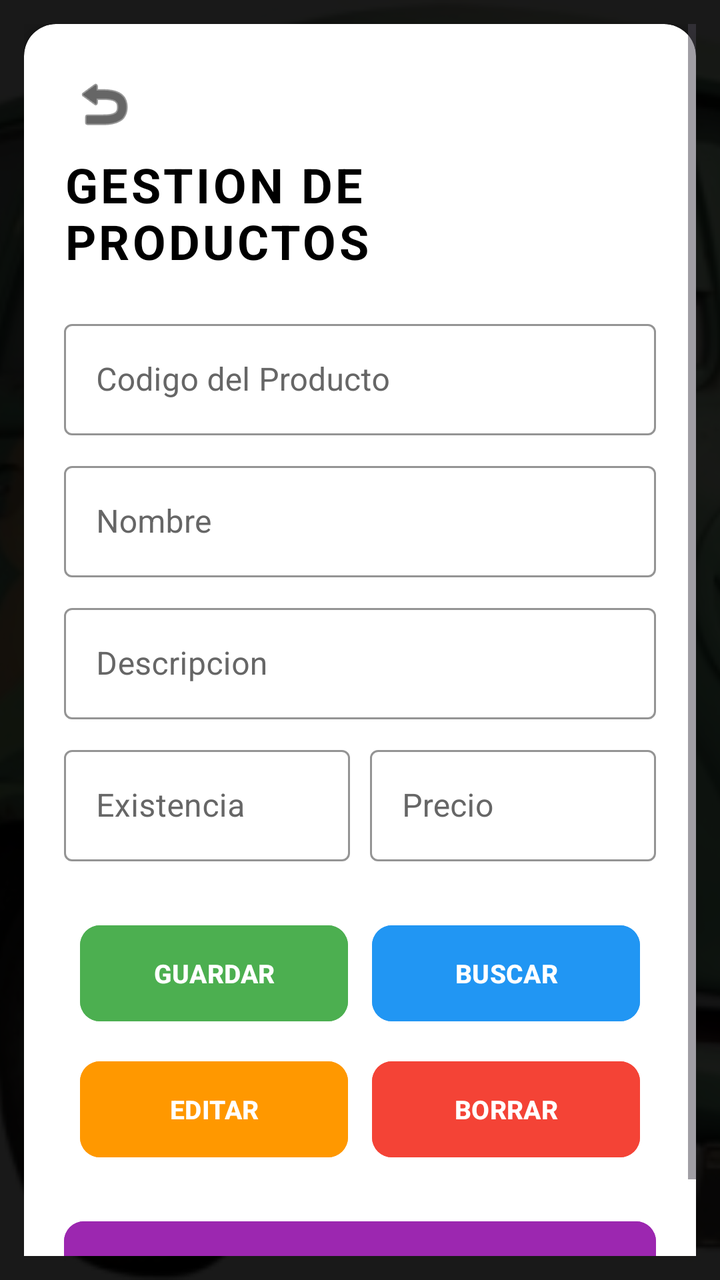
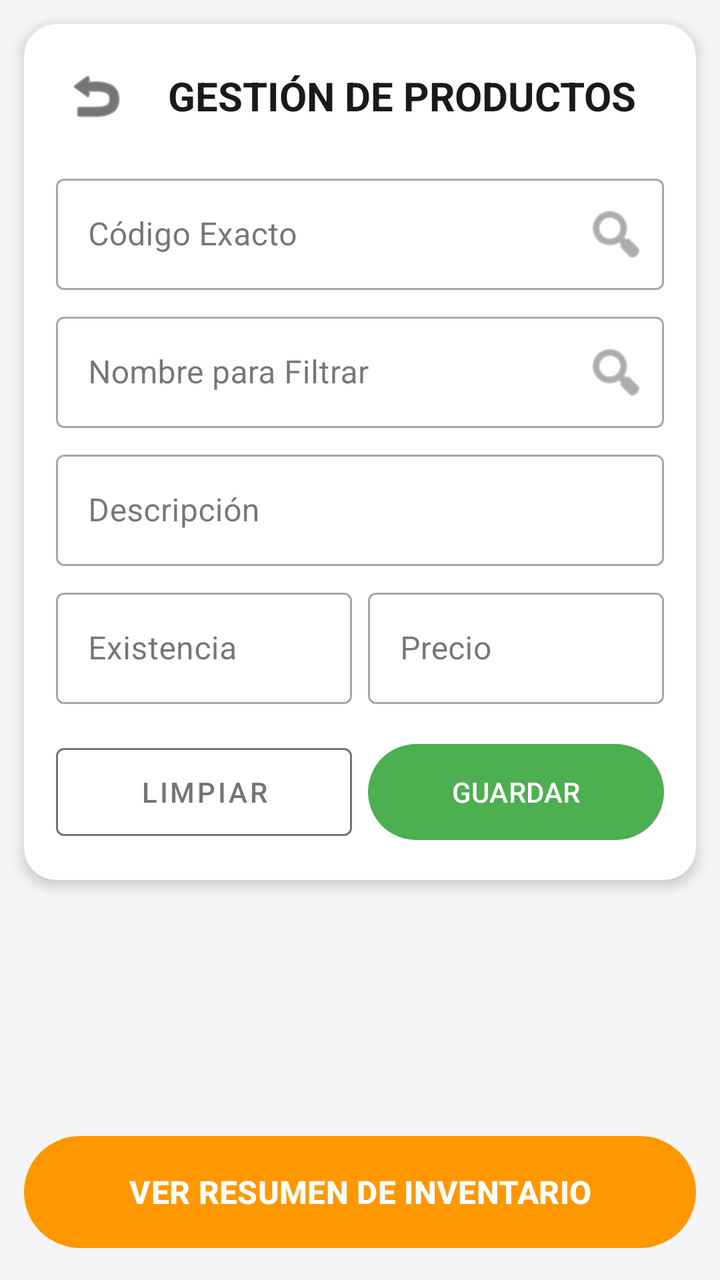

Two renders of the same Android screen: before a commit and after it. Below are the layout's source before the change and the commit's diff.
<!-- AndroidManifest.xml: application theme Theme.VENTA_DE_DROGAS_RICAS -->
<!-- res/layout/activity_producto.xml -->
<?xml version="1.0" encoding="utf-8"?>
<androidx.constraintlayout.widget.ConstraintLayout xmlns:android="http://schemas.android.com/apk/res/android"
    xmlns:app="http://schemas.android.com/apk/res-auto"
    android:layout_width="match_parent"
    android:layout_height="match_parent">

    <ImageView
        android:layout_width="match_parent"
        android:layout_height="match_parent"
        android:contentDescription="@null"
        android:scaleType="centerCrop"
        android:src="@drawable/pantalla_de_carga" />

    <View
        android:id="@+id/overlayView"
        android:layout_width="match_parent"
        android:layout_height="match_parent"
        android:background="#E6000000" />

    <ScrollView
        android:layout_width="match_parent"
        android:layout_height="match_parent"
        android:padding="12dp">

        <androidx.cardview.widget.CardView
            android:id="@+id/mainCard"
            android:layout_width="match_parent"
            android:layout_height="wrap_content"
            app:cardBackgroundColor="#FFFFFF"
            app:cardCornerRadius="16dp"
            app:cardElevation="10dp">

            <LinearLayout
                android:layout_width="match_parent"
                android:layout_height="wrap_content"
                android:orientation="vertical"
                android:padding="20dp">

            <ImageButton
                android:id="@+id/btnVolverProd"
                android:layout_width="40dp"
                android:layout_height="40dp"
                android:background="?attr/selectableItemBackgroundBorderless"
                android:contentDescription="Volver"
                android:src="@android:drawable/ic_menu_revert"
                app:tint="@android:color/black" />

            <TextView
                android:id="@+id/tvTituloProd"
                android:layout_width="wrap_content"
                android:layout_height="wrap_content"
                android:layout_gravity="center"
                android:layout_marginTop="4dp"
                android:layout_marginBottom="20dp"
                android:letterSpacing="0.06"
                android:text="GESTION DE PRODUCTOS"
                android:textColor="@android:color/black"
                android:textSize="24sp"
                android:textStyle="bold" />

            <com.google.android.material.textfield.TextInputLayout
                android:id="@+id/tilCodigoP"
                style="@style/Widget.MaterialComponents.TextInputLayout.OutlinedBox"
                android:layout_width="match_parent"
                android:layout_height="wrap_content"
                android:textColorHint="#666666"
                app:boxStrokeColor="#2196F3"
                app:hintTextColor="#666666">

                <EditText
                    android:id="@+id/etCodigo"
                    android:layout_width="match_parent"
                    android:layout_height="wrap_content"
                    android:hint="Codigo del Producto"
                    android:inputType="number"
                    android:textColor="@android:color/black" />
            </com.google.android.material.textfield.TextInputLayout>

            <com.google.android.material.textfield.TextInputLayout
                android:id="@+id/tilNombreP"
                style="@style/Widget.MaterialComponents.TextInputLayout.OutlinedBox"
                android:layout_width="match_parent"
                android:layout_height="wrap_content"
                android:layout_marginTop="10dp"
                android:textColorHint="#666666"
                app:boxStrokeColor="#2196F3"
                app:hintTextColor="#666666">

                <EditText
                    android:id="@+id/etNombre"
                    android:layout_width="match_parent"
                    android:layout_height="wrap_content"
                    android:hint="Nombre"
                    android:textColor="@android:color/black" />
            </com.google.android.material.textfield.TextInputLayout>

            <com.google.android.material.textfield.TextInputLayout
                android:id="@+id/tilDescP"
                style="@style/Widget.MaterialComponents.TextInputLayout.OutlinedBox"
                android:layout_width="match_parent"
                android:layout_height="wrap_content"
                android:layout_marginTop="10dp"
                android:textColorHint="#666666"
                app:boxStrokeColor="#2196F3"
                app:hintTextColor="#666666">

                <EditText
                    android:id="@+id/etDescripcion"
                    android:layout_width="match_parent"
                    android:layout_height="wrap_content"
                    android:hint="Descripcion"
                    android:textColor="@android:color/black" />
            </com.google.android.material.textfield.TextInputLayout>

            <LinearLayout
                android:layout_width="match_parent"
                android:layout_height="wrap_content"
                android:layout_marginTop="10dp"
                android:orientation="horizontal">

                <com.google.android.material.textfield.TextInputLayout
                    android:id="@+id/tilExP"
                    style="@style/Widget.MaterialComponents.TextInputLayout.OutlinedBox"
                    android:layout_width="0dp"
                    android:layout_height="wrap_content"
                    android:layout_marginEnd="5dp"
                    android:layout_weight="1"
                    android:textColorHint="#666666"
                    app:boxStrokeColor="#2196F3"
                    app:hintTextColor="#666666">

                    <EditText
                        android:id="@+id/etExistencia"
                        android:layout_width="match_parent"
                        android:layout_height="wrap_content"
                        android:hint="Existencia"
                        android:inputType="numberDecimal"
                        android:textColor="@android:color/black" />
                </com.google.android.material.textfield.TextInputLayout>

                <com.google.android.material.textfield.TextInputLayout
                    android:id="@+id/tilPreP"
                    style="@style/Widget.MaterialComponents.TextInputLayout.OutlinedBox"
                    android:layout_width="0dp"
                    android:layout_height="wrap_content"
                    android:layout_marginStart="5dp"
                    android:layout_weight="1"
                    android:textColorHint="#666666"
                    app:boxStrokeColor="#2196F3"
                    app:hintTextColor="#666666">

                    <EditText
                        android:id="@+id/etPrecio"
                        android:layout_width="match_parent"
                        android:layout_height="wrap_content"
                        android:hint="Precio"
                        android:inputType="numberDecimal"
                        android:textColor="@android:color/black" />
                </com.google.android.material.textfield.TextInputLayout>
            </LinearLayout>

            <GridLayout
                android:layout_width="match_parent"
                android:layout_height="wrap_content"
                android:layout_marginTop="20dp"
                android:columnCount="2"
                android:padding="2dp">

                <Button
                    android:id="@+id/btnGuardar"
                    android:layout_width="0dp"
                    android:layout_height="56dp"
                    android:layout_columnWeight="1"
                    android:layout_margin="6dp"
                    android:backgroundTint="#4CAF50"
                    android:text="GUARDAR"
                    android:textColor="@android:color/white"
                    android:textSize="13sp"
                    android:textStyle="bold"
                    app:cornerRadius="10dp" />

                <Button
                    android:id="@+id/btnConsultar"
                    android:layout_width="0dp"
                    android:layout_height="56dp"
                    android:layout_columnWeight="1"
                    android:layout_margin="6dp"
                    android:backgroundTint="#2196F3"
                    android:text="BUSCAR"
                    android:textColor="@android:color/white"
                    android:textSize="13sp"
                    android:textStyle="bold"
                    app:cornerRadius="10dp" />

                <Button
                    android:id="@+id/btnModificar"
                    android:layout_width="0dp"
                    android:layout_height="56dp"
                    android:layout_columnWeight="1"
                    android:layout_margin="6dp"
                    android:backgroundTint="#FF9800"
                    android:text="EDITAR"
                    android:textColor="@android:color/white"
                    android:textSize="13sp"
                    android:textStyle="bold"
                    app:cornerRadius="10dp" />

                <Button
                    android:id="@+id/btnEliminar"
                    android:layout_width="0dp"
                    android:layout_height="56dp"
                    android:layout_columnWeight="1"
                    android:layout_margin="6dp"
                    android:backgroundTint="#F44336"
                    android:text="BORRAR"
                    android:textColor="@android:color/white"
                    android:textSize="13sp"
                    android:textStyle="bold"
                    app:cornerRadius="10dp" />
            </GridLayout>

            <Button
                android:id="@+id/btnIrInventario"
                android:layout_width="match_parent"
                android:layout_height="56dp"
                android:layout_marginTop="16dp"
                android:backgroundTint="#9C27B0"
                android:text="VER INVENTARIO / VENTA"
                android:textColor="@android:color/white"
                android:textSize="14sp"
                android:textStyle="bold"
                app:cornerRadius="10dp" />

        </LinearLayout>
        </androidx.cardview.widget.CardView>
    </ScrollView>
</androidx.constraintlayout.widget.ConstraintLayout>
<!-- resources referenced by this layout -->
<resources>
  <!-- drawable pantalla_de_carga: jpg bitmap (drawable, 59641 bytes) -->
  <style name="Theme.VENTA_DE_DROGAS_RICAS" parent="Base.Theme.VENTA_DE_DROGAS_RICAS" />
  <style name="Base.Theme.VENTA_DE_DROGAS_RICAS" parent="Theme.Material3.DayNight.NoActionBar">
          
          
      </style>
</resources>

<!-- the commit's change to res/layout/activity_producto.xml (unified diff, before → after) -->
@@ -2,78 +2,62 @@
 <androidx.constraintlayout.widget.ConstraintLayout xmlns:android="http://schemas.android.com/apk/res/android"
     xmlns:app="http://schemas.android.com/apk/res-auto"
     android:layout_width="match_parent"
-    android:layout_height="match_parent">
+    android:layout_height="match_parent"
+    android:background="?android:attr/colorBackground">
 
-    <ImageView
+    <androidx.cardview.widget.CardView
+        android:id="@+id/mainCard"
         android:layout_width="match_parent"
-        android:layout_height="match_parent"
-        android:contentDescription="@null"
-        android:scaleType="centerCrop"
-        android:src="@drawable/pantalla_de_carga" />
+        android:layout_height="wrap_content"
+        android:layout_margin="12dp"
+        app:cardBackgroundColor="?attr/colorSurface"
+        app:cardCornerRadius="16dp"
+        app:cardElevation="4dp"
+        app:layout_constraintTop_toTopOf="parent">
 
-    <View
-        android:id="@+id/overlayView"
-        android:layout_width="match_parent"
-        android:layout_height="match_parent"
-        android:background="#E6000000" />
-
-    <ScrollView
-        android:layout_width="match_parent"
-        android:layout_height="match_parent"
-        android:padding="12dp">
-
-        <androidx.cardview.widget.CardView
-            android:id="@+id/mainCard"
+        <LinearLayout
             android:layout_width="match_parent"
             android:layout_height="wrap_content"
-            app:cardBackgroundColor="#FFFFFF"
-            app:cardCornerRadius="16dp"
-            app:cardElevation="10dp">
+            android:orientation="vertical"
+            android:padding="16dp">
 
             <LinearLayout
                 android:layout_width="match_parent"
                 android:layout_height="wrap_content"
-                android:orientation="vertical"
-                android:padding="20dp">
-
-            <ImageButton
-                android:id="@+id/btnVolverProd"
-                android:layout_width="40dp"
-                android:layout_height="40dp"
-                android:background="?attr/selectableItemBackgroundBorderless"
-                android:contentDescription="Volver"
-                android:src="@android:drawable/ic_menu_revert"
-                app:tint="@android:color/black" />
-
-            <TextView
-                android:id="@+id/tvTituloProd"
-                android:layout_width="wrap_content"
-                android:layout_height="wrap_content"
-                android:layout_gravity="center"
-                android:layout_marginTop="4dp"
-                android:layout_marginBottom="20dp"
-                android:letterSpacing="0.06"
-                android:text="GESTION DE PRODUCTOS"
-                android:textColor="@android:color/black"
-                android:textSize="24sp"
-                android:textStyle="bold" />
+                android:orientation="horizontal"
+                android:gravity="center_vertical">
+                <ImageButton
+                    android:id="@+id/btnVolverProd"
+                    android:layout_width="40dp"
+                    android:layout_height="40dp"
+                    android:background="?attr/selectableItemBackgroundBorderless"
+                    android:src="@android:drawable/ic_menu_revert"
+                    app:tint="?attr/colorOnSurface" />
+                <TextView
+                    android:id="@+id/tvTituloProd"
+                    android:layout_width="wrap_content"
+                    android:layout_height="wrap_content"
+                    android:layout_marginStart="16dp"
+                    android:text="GESTIÓN DE PRODUCTOS"
+                    android:textColor="?attr/colorOnSurface"
+                    android:textSize="20sp"
+                    android:textStyle="bold" />
+            </LinearLayout>
 
             <com.google.android.material.textfield.TextInputLayout
                 android:id="@+id/tilCodigoP"
                 style="@style/Widget.MaterialComponents.TextInputLayout.OutlinedBox"
                 android:layout_width="match_parent"
                 android:layout_height="wrap_content"
-                android:textColorHint="#666666"
-                app:boxStrokeColor="#2196F3"
-                app:hintTextColor="#666666">
-
+                android:layout_marginTop="16dp"
+                app:endIconMode="custom"
+                app:endIconDrawable="@android:drawable/ic_menu_search">
                 <EditText
                     android:id="@+id/etCodigo"
                     android:layout_width="match_parent"
                     android:layout_height="wrap_content"
-                    android:hint="Codigo del Producto"
-                    android:inputType="number"
-                    android:textColor="@android:color/black" />
+                    android:hint="Código Exacto"
+                    android:inputType="number" />
             </com.google.android.material.textfield.TextInputLayout>
 
             <com.google.android.material.textfield.TextInputLayout
@@ -81,17 +65,14 @@
                 style="@style/Widget.MaterialComponents.TextInputLayout.OutlinedBox"
                 android:layout_width="match_parent"
                 android:layout_height="wrap_content"
-                android:layout_marginTop="10dp"
-                android:textColorHint="#666666"
-                app:boxStrokeColor="#2196F3"
-                app:hintTextColor="#666666">
-
+                android:layout_marginTop="8dp"
+                app:endIconMode="custom"
+                app:endIconDrawable="@android:drawable/ic_menu_search">
                 <EditText
                     android:id="@+id/etNombre"
                     android:layout_width="match_parent"
                     android:layout_height="wrap_content"
-                    android:hint="Nombre"
-                    android:textColor="@android:color/black" />
+                    android:hint="Nombre para Filtrar" />
             </com.google.android.material.textfield.TextInputLayout>
 
             <com.google.android.material.textfield.TextInputLayout
@@ -99,139 +80,97 @@
                 style="@style/Widget.MaterialComponents.TextInputLayout.OutlinedBox"
                 android:layout_width="match_parent"
                 android:layout_height="wrap_content"
-                android:layout_marginTop="10dp"
-                android:textColorHint="#666666"
-                app:boxStrokeColor="#2196F3"
-                app:hintTextColor="#666666">
-
+                android:layout_marginTop="8dp">
                 <EditText
                     android:id="@+id/etDescripcion"
                     android:layout_width="match_parent"
                     android:layout_height="wrap_content"
-                    android:hint="Descripcion"
-                    android:textColor="@android:color/black" />
+                    android:hint="Descripción" />
             </com.google.android.material.textfield.TextInputLayout>
 
             <LinearLayout
                 android:layout_width="match_parent"
                 android:layout_height="wrap_content"
-                android:layout_marginTop="10dp"
+                android:layout_marginTop="8dp"
                 android:orientation="horizontal">
-
                 <com.google.android.material.textfield.TextInputLayout
                     android:id="@+id/tilExP"
                     style="@style/Widget.MaterialComponents.TextInputLayout.OutlinedBox"
                     android:layout_width="0dp"
                     android:layout_height="wrap_content"
-                    android:layout_marginEnd="5dp"
                     android:layout_weight="1"
-                    android:textColorHint="#666666"
-                    app:boxStrokeColor="#2196F3"
-                    app:hintTextColor="#666666">
-
+                    android:layout_marginEnd="4dp">
                     <EditText
                         android:id="@+id/etExistencia"
                         android:layout_width="match_parent"
                         android:layout_height="wrap_content"
                         android:hint="Existencia"
-                        android:inputType="numberDecimal"
-                        android:textColor="@android:color/black" />
+                        android:inputType="numberDecimal" />
                 </com.google.android.material.textfield.TextInputLayout>
-
                 <com.google.android.material.textfield.TextInputLayout
                     android:id="@+id/tilPreP"
                     style="@style/Widget.MaterialComponents.TextInputLayout.OutlinedBox"
                     android:layout_width="0dp"
                     android:layout_height="wrap_content"
-                    android:layout_marginStart="5dp"
                     android:layout_weight="1"
-                    android:textColorHint="#666666"
-                    app:boxStrokeColor="#2196F3"
-                    app:hintTextColor="#666666">
-
+                    android:layout_marginStart="4dp">
                     <EditText
                         android:id="@+id/etPrecio"
                         android:layout_width="match_parent"
                         android:layout_height="wrap_content"
                         android:hint="Precio"
-                        android:inputType="numberDecimal"
-                        android:textColor="@android:color/black" />
+                        android:inputType="numberDecimal" />
                 </com.google.android.material.textfield.TextInputLayout>
             </LinearLayout>
 
-            <GridLayout
+            <LinearLayout
                 android:layout_width="match_parent"
                 android:layout_height="wrap_content"
-                android:layout_marginTop="20dp"
-                android:columnCount="2"
-                android:padding="2dp">
-
-                <Button
+                android:layout_marginTop="16dp"
+                android:orientation="horizontal">
+                <com.google.android.material.button.MaterialButton
+                    android:id="@+id/btnLimpiar"
+                    style="@style/Widget.MaterialComponents.Button.OutlinedButton"
+                    android:layout_width="0dp"
+                    android:layout_height="56dp"
+                    android:layout_weight="1"
+                    android:layout_marginEnd="4dp"
+                    android:text="LIMPIAR"
+                    app:strokeColor="?attr/colorSecondary"
+                    android:textColor="?attr/colorSecondary" />
+                <com.google.android.material.button.MaterialButton
                     android:id="@+id/btnGuardar"
                     android:layout_width="0dp"
                     android:layout_height="56dp"
-                    android:layout_columnWeight="1"
-                    android:layout_margin="6dp"
-                    android:backgroundTint="#4CAF50"
+                    android:layout_weight="1"
+                    android:layout_marginStart="4dp"
                     android:text="GUARDAR"
-                    android:textColor="@android:color/white"
-                    android:textSize="13sp"
-                    android:textStyle="bold"
-                    app:cornerRadius="10dp" />
+                    app:backgroundTint="?attr/colorPrimary"
+                    android:textColor="?attr/colorOnPrimary" />
+            </LinearLayout>
+        </LinearLayout>
+    </androidx.cardview.widget.CardView>
 
-                <Button
-                    android:id="@+id/btnConsultar"
-                    android:layout_width="0dp"
-                    android:layout_height="56dp"
-                    android:layout_columnWeight="1"
-                    android:layout_margin="6dp"
-                    android:backgroundTint="#2196F3"
-                    android:text="BUSCAR"
-                    android:textColor="@android:color/white"
-                    android:textSize="13sp"
-                    android:textStyle="bold"
-                    app:cornerRadius="10dp" />
+    <androidx.recyclerview.widget.RecyclerView
+        android:id="@+id/rvProductos"
+        android:layout_width="match_parent"
+        android:layout_height="0dp"
+        android:layout_marginTop="8dp"
+        android:paddingHorizontal="4dp"
+        android:clipToPadding="false"
+        app:layout_constraintTop_toBottomOf="@+id/mainCard"
+        app:layout_constraintBottom_toTopOf="@+id/btnIrInventario" />
 
-                <Button
-                    android:id="@+id/btnModificar"
-                    android:layout_width="0dp"
-                    android:layout_height="56dp"
-                    android:layout_columnWeight="1"
-                    android:layout_margin="6dp"
-                    android:backgroundTint="#FF9800"
-                    android:text="EDITAR"
-                    android:textColor="@android:color/white"
-                    android:textSize="13sp"
-                    android:textStyle="bold"
-                    app:cornerRadius="10dp" />
+    <com.google.android.material.button.MaterialButton
+        android:id="@+id/btnIrInventario"
+        android:layout_width="match_parent"
+        android:layout_height="64dp"
+        android:layout_margin="12dp"
+        android:text="VER RESUMEN DE INVENTARIO"
+        android:textSize="16sp"
+        android:textStyle="bold"
+        app:backgroundTint="#FF9800"
+        android:textColor="@android:color/white"
+        app:layout_constraintBottom_toBottomOf="parent" />
 
-                <Button
-                    android:id="@+id/btnEliminar"
-                    android:layout_width="0dp"
-                    android:layout_height="56dp"
-                    android:layout_columnWeight="1"
-                    android:layout_margin="6dp"
-                    android:backgroundTint="#F44336"
-                    android:text="BORRAR"
-                    android:textColor="@android:color/white"
-                    android:textSize="13sp"
-                    android:textStyle="bold"
-                    app:cornerRadius="10dp" />
-            </GridLayout>
-
-            <Button
-                android:id="@+id/btnIrInventario"
-                android:layout_width="match_parent"
-                android:layout_height="56dp"
-                android:layout_marginTop="16dp"
-                android:backgroundTint="#9C27B0"
-                android:text="VER INVENTARIO / VENTA"
-                android:textColor="@android:color/white"
-                android:textSize="14sp"
-                android:textStyle="bold"
-                app:cornerRadius="10dp" />
-
-        </LinearLayout>
-        </androidx.cardview.widget.CardView>
-    </ScrollView>
 </androidx.constraintlayout.widget.ConstraintLayout>
<!-- resource entries referenced after the edit -->
@@ -1,10 +1,21 @@
 <!-- resources referenced by this layout -->
 <resources>
-  <!-- drawable pantalla_de_carga: jpg bitmap (drawable, 59641 bytes) -->
   <style name="Theme.VENTA_DE_DROGAS_RICAS" parent="Base.Theme.VENTA_DE_DROGAS_RICAS" />
   <style name="Base.Theme.VENTA_DE_DROGAS_RICAS" parent="Theme.Material3.DayNight.NoActionBar">
           
-          
+          <item name="colorPrimary">@color/primary_light</item>
+          <item name="colorOnPrimary">@color/white</item>
+          <item name="colorSecondary">@color/outline_light</item>
+          <item name="android:colorBackground">@color/bg_light</item>
+          <item name="colorSurface">@color/surface_light</item>
+          <item name="colorOnSurface">@color/text_primary_light</item>
+          <item name="colorOnBackground">@color/text_primary_light</item>
       </style>
+  <color name="primary_light">#4CAF50</color>
+  <color name="white">#FFFFFFFF</color>
+  <color name="outline_light">#757575</color>
+  <color name="bg_light">#F5F5F7</color>
+  <color name="surface_light">#FFFFFF</color>
+  <color name="text_primary_light">#1A1A1A</color>
 </resources>
 
